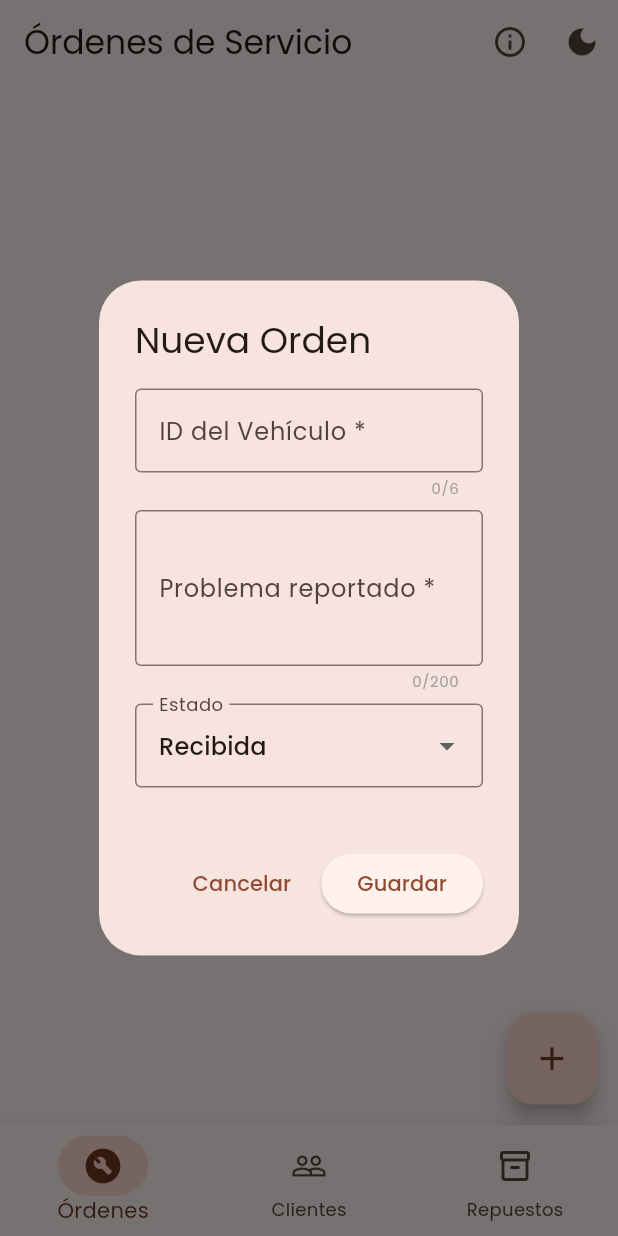
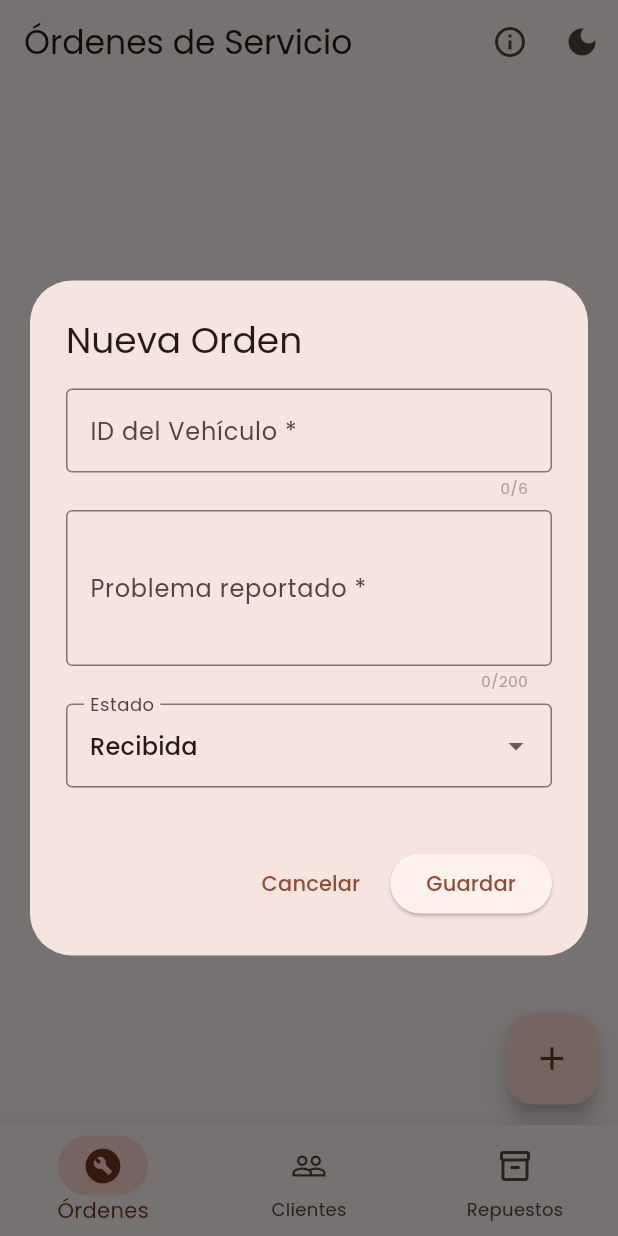
Before and after one commit to Yosbiel/El-Piston-App, a Flutter app: the screen it shows after launch, after a tap on the "add" icon, on a phone screen of 412 x 824 dp. Run offline on Flutter 3.47's test engine with Material 3 defaults, Android fonts, the phone set to English and light mode, and no system bars; our stand-ins replace drift; accounts and stored records are empty.

```diff
--- a/lib/views/clientes_screen.dart
+++ b/lib/views/clientes_screen.dart
@@ -63,7 +63,9 @@ class _ClientesScreenState extends State<ClientesScreen> {
           return AlertDialog(
             insetPadding: const EdgeInsets.symmetric(horizontal: 20, vertical: 24),
             title: const Text('Nuevo Cliente'),
-            content: Form(
+            content: SizedBox(
+              width: MediaQuery.of(context).size.width * 0.85,
+              child: Form(
                 key: formKey,
                 child: SingleChildScrollView(
                   padding: const EdgeInsets.only(bottom: 16),
@@ -109,6 +111,7 @@ class _ClientesScreenState extends State<ClientesScreen> {
                         ),
                       ),
                     ],
+                  ),
                 ),
               ),
             ),
--- a/lib/views/ordenes_screen.dart
+++ b/lib/views/ordenes_screen.dart
@@ -21,11 +21,13 @@ class _OrdenesScreenState extends State<OrdenesScreen> {
     _cargar();
   }
 
+  /// Carga las órdenes desde la base de datos y actualiza la interfaz.
   void _cargar() async {
     final data = await widget.repo.obtenerOrdenes();
     if (mounted) setState(() => _ordenes = data);
   }
 
+  /// Devuelve un color diferente según el estado de la orden.
   Color _colorEstado(String estado) {
     switch (estado) {
       case 'recibida': return Colors.blue;
@@ -38,6 +40,7 @@ class _OrdenesScreenState extends State<OrdenesScreen> {
     }
   }
 
+  /// Muestra un diálogo de confirmación para eliminar una orden.
   void _eliminar(Orden o) {
     showDialog(
       context: context,
@@ -61,6 +64,7 @@ class _OrdenesScreenState extends State<OrdenesScreen> {
     );
   }
 
+  /// Muestra el formulario para crear una nueva orden.
   void _mostrarFormulario() {
     final vehiculoCtrl = TextEditingController();
     final problemaCtrl = TextEditingController();
@@ -72,7 +76,10 @@ class _OrdenesScreenState extends State<OrdenesScreen> {
       builder: (ctx) => AlertDialog(
         insetPadding: const EdgeInsets.symmetric(horizontal: 20, vertical: 24),
         title: const Text('Nueva Orden'),
-        content: Form(
+        // SizedBox con ancho fijo para que el diálogo no se estire con textos largos.
+        content: SizedBox(
+          width: MediaQuery.of(context).size.width * 0.85,
+          child: Form(
             key: formKey,
             child: SingleChildScrollView(
               padding: const EdgeInsets.only(bottom: 16),
@@ -127,6 +134,7 @@ class _OrdenesScreenState extends State<OrdenesScreen> {
               ),
             ),
           ),
+        ),
         actions: [
           TextButton(onPressed: () => Navigator.pop(ctx), child: const Text('Cancelar')),
           ElevatedButton(
@@ -175,6 +183,7 @@ class _OrdenesScreenState extends State<OrdenesScreen> {
   }
 }
 
+/// Tarjeta individual para mostrar una orden. Maneja el estado de "Leer más" / "Leer menos".
 class _OrdenCard extends StatefulWidget {
   final Orden orden;
   final Color colorEstado;
@@ -230,6 +239,7 @@ class _OrdenCardState extends State<_OrdenCard> {
             const SizedBox(height: 8),
             Text('Vehículo ID: ${widget.orden.vehiculoId}', style: TextStyle(fontSize: 12, color: Theme.of(context).colorScheme.onSurfaceVariant)),
             const SizedBox(height: 4),
+            // LayoutBuilder mide el ancho disponible para saber si el texto excede 2 líneas.
             LayoutBuilder(
               builder: (context, constraints) {
                 final textStyle = const TextStyle(fontSize: 13);
@@ -247,6 +257,7 @@ class _OrdenCardState extends State<_OrdenCard> {
                       overflow: _expandido ? TextOverflow.visible : TextOverflow.ellipsis,
                       style: textStyle,
                     ),
+                    // Si el texto excede las 2 líneas, aparece el botón "Leer más".
                     if (excede)
                       GestureDetector(
                         onTap: () => setState(() => _expandido = !_expandido),
--- a/lib/views/repuestos_screen.dart
+++ b/lib/views/repuestos_screen.dart
@@ -64,7 +64,9 @@ class _RepuestosScreenState extends State<RepuestosScreen> {
           return AlertDialog(
             insetPadding: const EdgeInsets.symmetric(horizontal: 20, vertical: 24),
             title: const Text('Nuevo Repuesto'),
-            content: Form(
+            content: SizedBox(
+              width: MediaQuery.of(context).size.width * 0.85,
+              child: Form(
                 key: formKey,
                 child: SingleChildScrollView(
                   padding: const EdgeInsets.only(bottom: 16),
@@ -128,6 +130,7 @@ class _RepuestosScreenState extends State<RepuestosScreen> {
                         },
                       ),
                     ],
+                  ),
                 ),
               ),
             ),
```
Also changed, not shown: lib/data/database.dart (+21 -1 lines), lib/data/repositorio.dart (+26 -0 lines), lib/main.dart (+8 -0 lines), lib/widgets/animaciones.dart (+7 -3 lines). Lines whose indentation alone changed are shown as unchanged.
